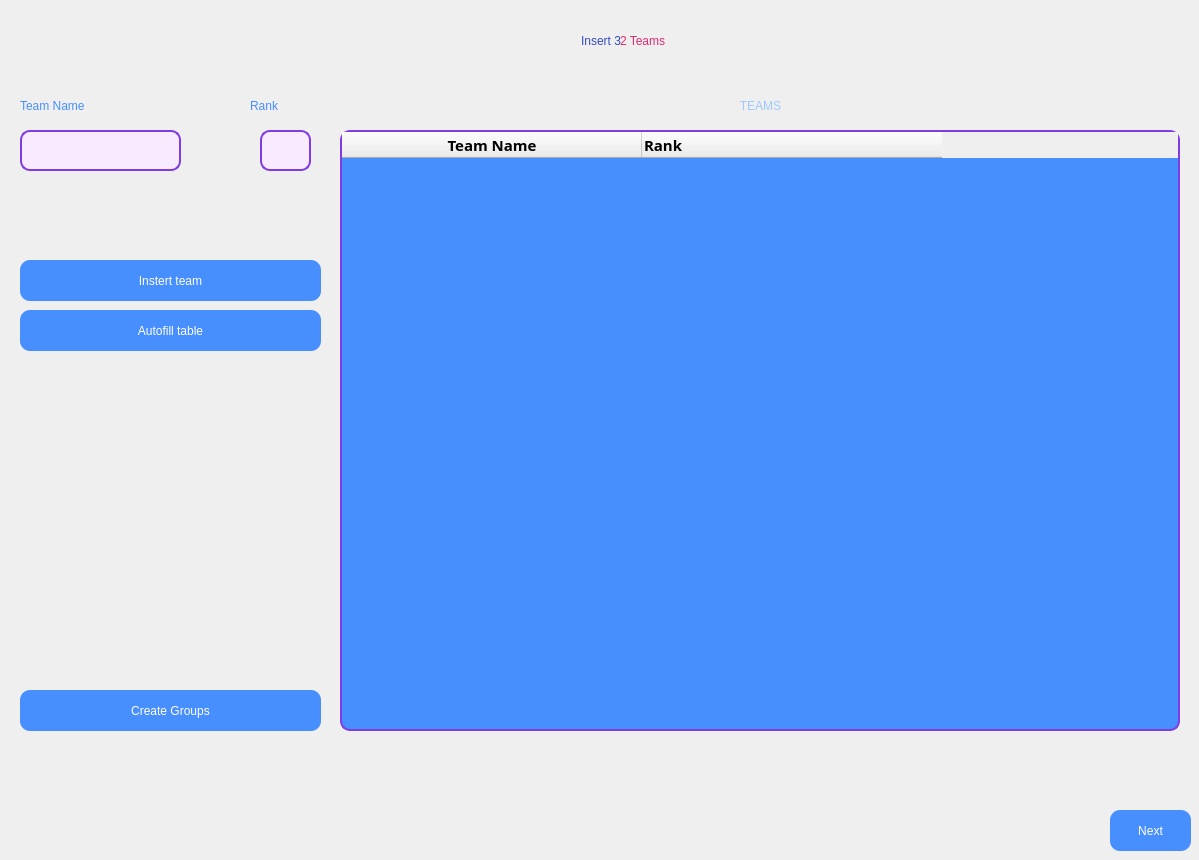
First picture: the form in HomeScreen.ui, repository AhmedAminIV/Python, before the edit.
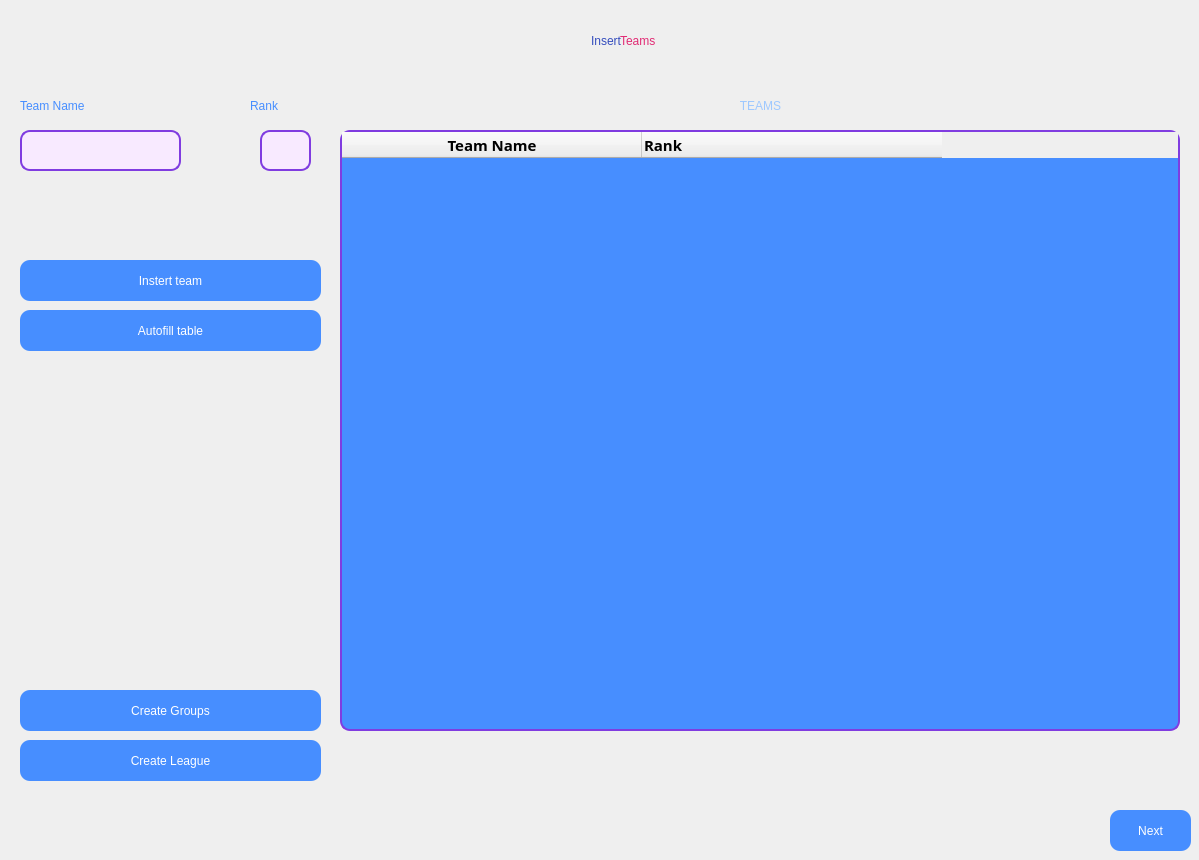
Second picture: the form after the edit.

```diff
--- a/HomeScreen.ui
+++ b/HomeScreen.ui
@@ -284,9 +284,9 @@
    <widget class="QLabel" name="groupError">
     <property name="geometry">
      <rect>
-      <x>10</x>
+      <x>0</x>
       <y>640</y>
-      <width>321</width>
+      <width>341</width>
       <height>51</height>
      </rect>
     </property>
@@ -362,7 +362,7 @@
 </string>
     </property>
     <property name="text">
-     <string>2 Teams</string>
+     <string>Teams</string>
     </property>
    </widget>
    <widget class="QLabel" name="label_5">
@@ -380,7 +380,7 @@
 </string>
     </property>
     <property name="text">
-     <string>Insert 3</string>
+     <string>Insert</string>
     </property>
     <property name="alignment">
      <set>Qt::AlignRight|Qt::AlignTrailing|Qt::AlignVCenter</set>
@@ -436,6 +436,31 @@
      <string>Next</string>
     </property>
    </widget>
+   <widget class="QPushButton" name="createLeagueButton">
+    <property name="geometry">
+     <rect>
+      <x>20</x>
+      <y>740</y>
+      <width>301</width>
+      <height>41</height>
+     </rect>
+    </property>
+    <property name="styleSheet">
+     <string notr="true">QPushButton{
+	background-color:rgb(71, 142, 255);
+	border-radius: 10px;
+	font: 75 16pt &quot;Unispace&quot;;
+	color: white;
+
+}
+QPushButton:hover{
+	background-color: rgb(193,81,241);
+}</string>
+    </property>
+    <property name="text">
+     <string>Create League</string>
+    </property>
+   </widget>
   </widget>
  </widget>
  <resources/>
```
